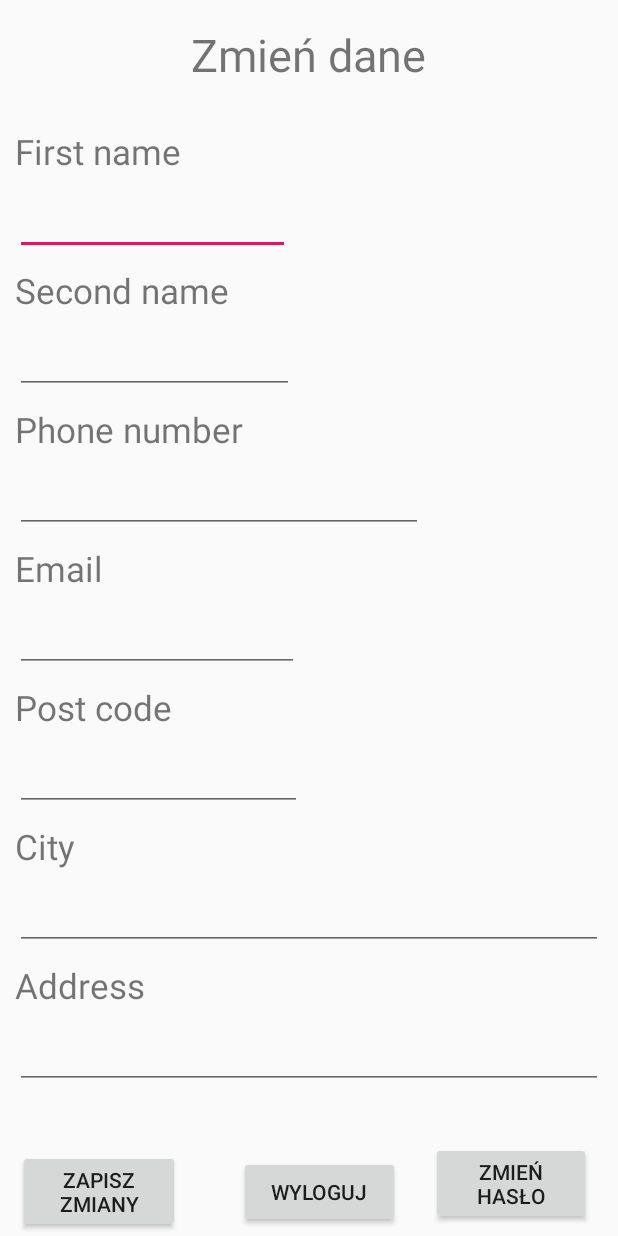
After one commit to path1997/CarParts, an Android app: the layout fragment_myaccount.xml on its own in the app's theme, with its tools: preview values and no code run, on a phone screen of 412 x 824 dp. The commit adds this screen. Run offline under Robolectric (Android 15) with nearby library versions, the phone set to English and light mode, and no system bars.

Commit message:
Rozpoczęta edycja konta

```diff
--- a/app/src/main/java/com/example/carparts/MainActivity.java
+++ b/app/src/main/java/com/example/carparts/MainActivity.java
@@ -66,7 +66,7 @@ public class MainActivity extends AppCompatActivity {
         if (SharedPrefManager.getInstance(this).isLoggedIn()) {
             //textView.setText("Witaj "+SharedPrefManager.getUserName());
             textView.setText("Hi "+ SharedPrefManager.getUserName());
-            nav_login.setTitle("Logout");
+            nav_login.setTitle("My account");
 
         } else {
             textView.setText("You are not logged in");
--- a/app/src/main/java/com/example/carparts/ui/login/LoginFragment.java
+++ b/app/src/main/java/com/example/carparts/ui/login/LoginFragment.java
@@ -48,8 +48,15 @@ public class LoginFragment extends Fragment {
                              ViewGroup container, Bundle savedInstanceState) {
 
         if(SharedPrefManager.isLoggedIn()){
-            root = inflater.inflate(R.layout.fragment_login, container, false);
-            SharedPrefManager.getInstance(getActivity().getApplicationContext()).logout();
+            root = inflater.inflate(R.layout.fragment_myaccount, container, false);
+
+
+
+
+            root.findViewById(R.id.buttonLogout).setOnClickListener(new View.OnClickListener() {
+                @Override
+                public void onClick(View view) {
+                    SharedPrefManager.getInstance(getActivity().getApplicationContext()).logout();
             NavigationView navigationView = getActivity().findViewById(R.id.nav_view);
             navigationView.getMenu().performIdentifierAction(R.id.nav_home, 0);
             Menu menu = navigationView.getMenu();
@@ -58,12 +65,8 @@ public class LoginFragment extends Fragment {
             View header = navigationView.getHeaderView(0);
             TextView textView= (TextView) header.findViewById(R.id.textView);
             textView.setText("You are not logged in");
-            /*root.findViewById(R.id.buttonLogin).setOnClickListener(new View.OnClickListener() {
-                @Override
-                public void onClick(View view) {
-                    userLogout();
                 }
-            });*/
+            });
         } else {
 
             root = inflater.inflate(R.layout.fragment_login, container, false);
@@ -159,7 +162,7 @@ public class LoginFragment extends Fragment {
                         navigationView.getMenu().performIdentifierAction(R.id.nav_home, 0);
                         Menu menu = navigationView.getMenu();
                         MenuItem nav_login = menu.findItem(R.id.nav_login);
-                        nav_login.setTitle("Logout");
+                        nav_login.setTitle("My account");
                         View header = navigationView.getHeaderView(0);
                         TextView textView= (TextView) header.findViewById(R.id.textView);
                         textView.setText("Hi "+username);
--- a/app/src/main/java/com/example/carparts/ui/register/RegisterFragment.java
+++ b/app/src/main/java/com/example/carparts/ui/register/RegisterFragment.java
@@ -172,7 +172,7 @@ public class RegisterFragment extends Fragment {
                         navigationView.getMenu().performIdentifierAction(R.id.nav_home, 0);
                         Menu menu = navigationView.getMenu();
                         MenuItem nav_login = menu.findItem(R.id.nav_login);
-                        nav_login.setTitle("Logout");
+                        nav_login.setTitle("My account");
                         View header = navigationView.getHeaderView(0);
                         TextView textView= (TextView) header.findViewById(R.id.textView);
                         textView.setText("Hi "+username);
--- /dev/null
+++ b/app/src/main/res/layout/fragment_myaccount.xml
@@ -0,0 +1,203 @@
+<?xml version="1.0" encoding="utf-8"?>
+<RelativeLayout xmlns:android="http://schemas.android.com/apk/res/android"
+    xmlns:app="http://schemas.android.com/apk/res-auto"
+    xmlns:tools="http://schemas.android.com/tools"
+    android:layout_width="match_parent"
+    android:layout_height="match_parent">
+
+
+    <TextView
+        android:id="@+id/textView2"
+        android:layout_width="216dp"
+        android:layout_height="49dp"
+        android:layout_alignParentStart="true"
+        android:layout_alignParentTop="true"
+        android:layout_alignParentEnd="true"
+        android:layout_marginStart="97dp"
+        android:layout_marginTop="16dp"
+        android:layout_marginEnd="98dp"
+        android:text="Zmień dane"
+        android:textAlignment="center"
+        android:textSize="30dp" />
+
+    <ScrollView
+        android:id="@+id/scrollview"
+        android:layout_width="match_parent"
+        android:layout_height="match_parent"
+        android:layout_below="@+id/textView2"
+        android:layout_alignParentStart="true"
+        android:layout_alignParentEnd="true"
+        android:layout_marginStart="0dp"
+        android:layout_marginTop="10dp"
+        android:layout_marginEnd="0dp"
+        android:layout_marginBottom="80dp">
+
+        <LinearLayout
+            android:layout_width="match_parent"
+            android:layout_height="wrap_content"
+            android:layout_marginHorizontal="10dp"
+            android:layout_marginVertical="10dp"
+            android:orientation="vertical">
+
+            <TextView
+                android:id="@+id/textView4"
+                android:layout_width="match_parent"
+                android:layout_height="wrap_content"
+                android:text="First name"
+                android:textSize="23dp" />
+
+            <EditText
+                android:id="@+id/FName"
+                android:layout_width="183dp"
+                android:layout_height="wrap_content"
+                android:layout_marginTop="8dp"
+                android:layout_marginBottom="8dp"
+                android:inputType="text" />
+
+            <TextView
+                android:id="@+id/textView5"
+                android:layout_width="match_parent"
+                android:layout_height="wrap_content"
+                android:text="Second name"
+                android:textSize="23dp" />
+
+            <EditText
+                android:id="@+id/SName"
+                android:layout_width="186dp"
+                android:layout_height="wrap_content"
+                android:layout_marginTop="8dp"
+                android:layout_marginBottom="8dp"
+                android:fontFamily="sans-serif"
+                android:inputType="text" />
+
+            <TextView
+                android:id="@+id/tx1"
+                android:layout_width="match_parent"
+                android:layout_height="wrap_content"
+                android:text="Phone number"
+                android:textSize="23dp" />
+
+            <EditText
+                android:id="@+id/PhoneNumber"
+                android:layout_width="272dp"
+                android:layout_height="wrap_content"
+                android:layout_marginTop="8dp"
+                android:layout_marginBottom="8dp"
+                android:fontFamily="sans-serif"
+                android:inputType="phone" />
+
+            <TextView
+                android:id="@+id/textView6"
+                android:layout_width="match_parent"
+                android:layout_height="wrap_content"
+                android:text="Email"
+                android:textSize="23dp" />
+
+            <EditText
+                android:id="@+id/Email"
+                android:layout_width="189dp"
+                android:layout_height="wrap_content"
+                android:layout_marginTop="8dp"
+                android:layout_marginBottom="8dp"
+                android:fontFamily="sans-serif"
+                android:inputType="textEmailAddress" />
+
+            <TextView
+                android:id="@+id/textView7"
+                android:layout_width="match_parent"
+                android:layout_height="wrap_content"
+                android:text="Post code"
+                android:textSize="23dp" />
+
+            <EditText
+                android:id="@+id/PostCode"
+                android:layout_width="191dp"
+                android:layout_height="wrap_content"
+                android:layout_marginTop="8dp"
+                android:layout_marginBottom="8dp"
+                android:fontFamily="sans-serif"
+                android:inputType="textPostalAddress" />
+
+            <TextView
+                android:id="@+id/textView8"
+                android:layout_width="match_parent"
+                android:layout_height="wrap_content"
+                android:text="City"
+                android:textSize="23dp" />
+
+            <EditText
+                android:id="@+id/City"
+                android:layout_width="match_parent"
+                android:layout_height="wrap_content"
+                android:layout_marginTop="8dp"
+                android:layout_marginBottom="8dp"
+                android:fontFamily="sans-serif"
+                android:inputType="text" />
+
+            <TextView
+                android:id="@+id/textView9"
+                android:layout_width="match_parent"
+                android:layout_height="wrap_content"
+                android:text="Address"
+                android:textSize="23dp" />
+
+            <EditText
+                android:id="@+id/Address"
+                android:layout_width="match_parent"
+                android:layout_height="wrap_content"
+                android:layout_marginTop="8dp"
+                android:layout_marginBottom="8dp"
+                android:fontFamily="sans-serif"
+                android:inputType="textPassword" />
+
+        </LinearLayout>
+    </ScrollView>
+
+    <ProgressBar
+        android:visibility="gone"
+        android:id="@+id/progressBar"
+        android:layout_width="wrap_content"
+        android:layout_height="wrap_content"
+        android:layout_centerHorizontal="true"
+        android:layout_centerVertical="true" />
+
+    <Button
+        android:id="@+id/buttonSave"
+        android:layout_width="wrap_content"
+        android:layout_height="wrap_content"
+        android:layout_alignParentStart="true"
+        android:layout_alignParentEnd="true"
+        android:layout_alignParentBottom="true"
+        android:layout_marginStart="12dp"
+        android:layout_marginTop="-12dp"
+        android:layout_marginEnd="292dp"
+        android:layout_marginBottom="2dp"
+        android:text="Zapisz zmiany" />
+
+    <Button
+        android:id="@+id/buttonChangePassword"
+        android:layout_width="wrap_content"
+        android:layout_height="wrap_content"
+        android:layout_alignParentStart="true"
+        android:layout_alignParentEnd="true"
+        android:layout_alignParentBottom="true"
+        android:layout_marginStart="287dp"
+        android:layout_marginTop="-12dp"
+        android:layout_marginEnd="18dp"
+        android:layout_marginBottom="7dp"
+        android:text="Zmień hasło" />
+
+    <Button
+        android:id="@+id/buttonLogout"
+        android:layout_width="wrap_content"
+        android:layout_height="wrap_content"
+        android:layout_alignParentStart="true"
+        android:layout_alignParentEnd="true"
+        android:layout_alignParentBottom="true"
+        android:layout_marginStart="159dp"
+        android:layout_marginTop="-12dp"
+        android:layout_marginEnd="145dp"
+        android:layout_marginBottom="5dp"
+        android:text="Wyloguj" />
+
+</RelativeLayout>
```
